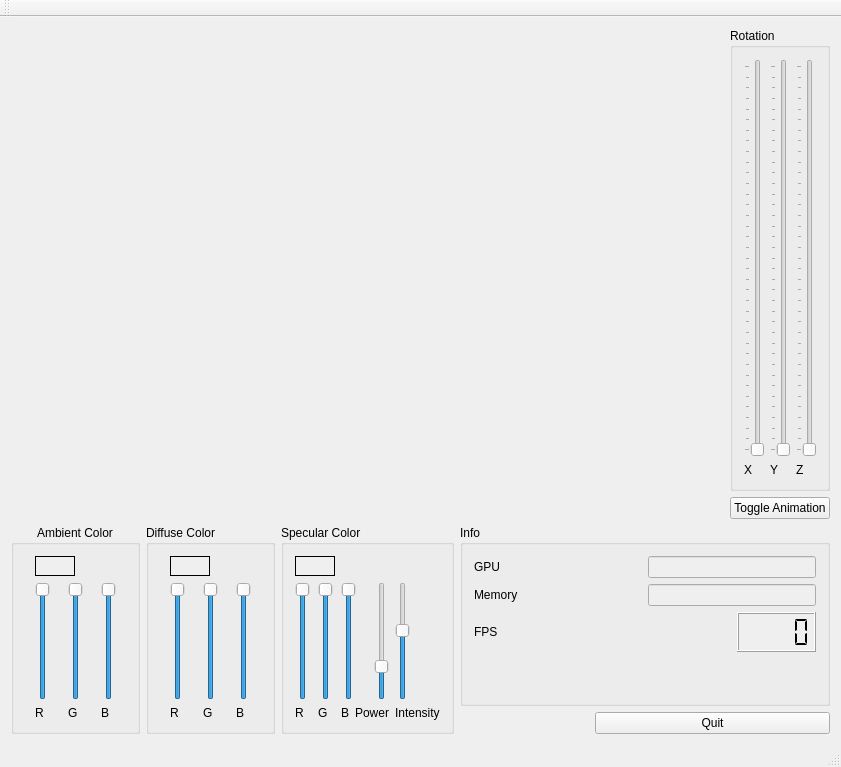
Before: the Qt Designer form mainwindow.ui in jholownia/QDXSample, drawn with Qt 5.
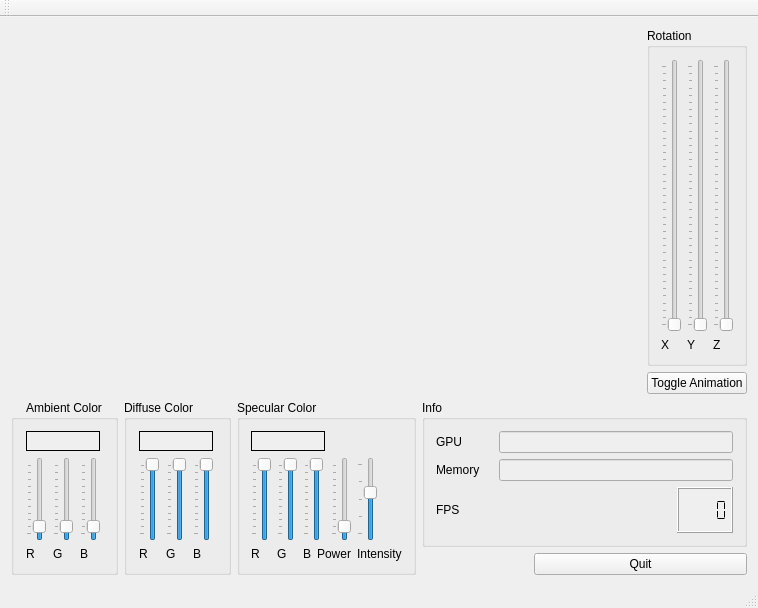
After: the same form once the commit is applied. Custom widgets are drawn as their Qt base class.

Diff of the .ui file:
```diff
--- a/mainwindow.ui
+++ b/mainwindow.ui
@@ -6,8 +6,8 @@
    <rect>
     <x>0</x>
     <y>0</y>
-    <width>841</width>
-    <height>767</height>
+    <width>758</width>
+    <height>608</height>
    </rect>
   </property>
   <property name="windowTitle">
@@ -126,47 +126,34 @@
          </property>
         </widget>
        </item>
-       <item row="0" column="2" colspan="2">
+       <item row="2" column="0">
+        <widget class="QLabel" name="label_9">
+         <property name="text">
+          <string>FPS</string>
+         </property>
+        </widget>
+       </item>
+       <item row="0" column="1" colspan="3">
         <widget class="QLineEdit" name="txtGPU">
          <property name="enabled">
           <bool>false</bool>
          </property>
         </widget>
        </item>
-       <item row="1" column="0" colspan="2">
+       <item row="1" column="1" colspan="3">
+        <widget class="QLineEdit" name="txtMemory">
+         <property name="enabled">
+          <bool>false</bool>
+         </property>
+        </widget>
+       </item>
+       <item row="1" column="0">
         <widget class="QLabel" name="label_8">
          <property name="text">
           <string>Memory</string>
          </property>
         </widget>
        </item>
-       <item row="1" column="2" colspan="2">
-        <widget class="QLineEdit" name="txtMemory">
-         <property name="enabled">
-          <bool>false</bool>
-         </property>
-        </widget>
-       </item>
-       <item row="2" column="0">
-        <widget class="QLabel" name="label_9">
-         <property name="text">
-          <string>FPS</string>
-         </property>
-        </widget>
-       </item>
-       <item row="2" column="1" colspan="2">
-        <spacer name="horizontalSpacer">
-         <property name="orientation">
-          <enum>Qt::Horizontal</enum>
-         </property>
-         <property name="sizeHint" stdset="0">
-          <size>
-           <width>172</width>
-           <height>20</height>
-          </size>
-         </property>
-        </spacer>
-       </item>
        <item row="2" column="3">
         <widget class="QLCDNumber" name="lcdFps">
          <property name="minimumSize">
@@ -195,15 +182,15 @@
          </property>
         </widget>
        </item>
-       <item row="3" column="0" colspan="2">
-        <spacer name="verticalSpacer">
+       <item row="2" column="1" colspan="2">
+        <spacer name="horizontalSpacer">
          <property name="orientation">
-          <enum>Qt::Vertical</enum>
+          <enum>Qt::Horizontal</enum>
          </property>
          <property name="sizeHint" stdset="0">
           <size>
-           <width>20</width>
-           <height>40</height>
+           <width>172</width>
+           <height>20</height>
           </size>
          </property>
         </spacer>
@@ -237,31 +224,6 @@
        <string>Specular Color</string>
       </property>
       <layout class="QGridLayout" name="gridLayout_4">
-       <item row="0" column="0" colspan="2">
-        <widget class="QLabel" name="lblSpecular">
-         <property name="sizePolicy">
-          <sizepolicy hsizetype="Fixed" vsizetype="Fixed">
-           <horstretch>20</horstretch>
-           <verstretch>20</verstretch>
-          </sizepolicy>
-         </property>
-         <property name="minimumSize">
-          <size>
-           <width>40</width>
-           <height>20</height>
-          </size>
-         </property>
-         <property name="autoFillBackground">
-          <bool>true</bool>
-         </property>
-         <property name="frameShape">
-          <enum>QFrame::Box</enum>
-         </property>
-         <property name="text">
-          <string/>
-         </property>
-        </widget>
-       </item>
        <item row="1" column="0">
         <widget class="QSlider" name="vsSr">
          <property name="maximum">
@@ -273,6 +235,12 @@
          <property name="orientation">
           <enum>Qt::Vertical</enum>
          </property>
+         <property name="tickPosition">
+          <enum>QSlider::TicksAbove</enum>
+         </property>
+         <property name="tickInterval">
+          <number>25</number>
+         </property>
         </widget>
        </item>
        <item row="1" column="1">
@@ -286,6 +254,12 @@
          <property name="orientation">
           <enum>Qt::Vertical</enum>
          </property>
+         <property name="tickPosition">
+          <enum>QSlider::TicksAbove</enum>
+         </property>
+         <property name="tickInterval">
+          <number>25</number>
+         </property>
         </widget>
        </item>
        <item row="1" column="2" colspan="2">
@@ -299,6 +273,12 @@
          <property name="orientation">
           <enum>Qt::Vertical</enum>
          </property>
+         <property name="tickPosition">
+          <enum>QSlider::TicksAbove</enum>
+         </property>
+         <property name="tickInterval">
+          <number>25</number>
+         </property>
         </widget>
        </item>
        <item row="1" column="4">
@@ -306,22 +286,40 @@
          <property name="minimum">
           <number>1</number>
          </property>
+         <property name="maximum">
+          <number>255</number>
+         </property>
          <property name="value">
           <number>26</number>
          </property>
          <property name="orientation">
           <enum>Qt::Vertical</enum>
          </property>
+         <property name="tickPosition">
+          <enum>QSlider::TicksAbove</enum>
+         </property>
+         <property name="tickInterval">
+          <number>25</number>
+         </property>
         </widget>
        </item>
        <item row="1" column="5">
         <widget class="QSlider" name="vsSintensity">
+         <property name="maximum">
+          <number>100</number>
+         </property>
          <property name="value">
           <number>60</number>
          </property>
          <property name="orientation">
           <enum>Qt::Vertical</enum>
          </property>
+         <property name="tickPosition">
+          <enum>QSlider::TicksAbove</enum>
+         </property>
+         <property name="tickInterval">
+          <number>25</number>
+         </property>
         </widget>
        </item>
        <item row="2" column="0">
@@ -359,6 +357,31 @@
          </property>
         </widget>
        </item>
+       <item row="0" column="0" colspan="4">
+        <widget class="QLabel" name="lblSpecular">
+         <property name="sizePolicy">
+          <sizepolicy hsizetype="Expanding" vsizetype="Fixed">
+           <horstretch>20</horstretch>
+           <verstretch>20</verstretch>
+          </sizepolicy>
+         </property>
+         <property name="minimumSize">
+          <size>
+           <width>40</width>
+           <height>20</height>
+          </size>
+         </property>
+         <property name="autoFillBackground">
+          <bool>true</bool>
+         </property>
+         <property name="frameShape">
+          <enum>QFrame::Box</enum>
+         </property>
+         <property name="text">
+          <string/>
+         </property>
+        </widget>
+       </item>
       </layout>
      </widget>
     </item>
@@ -368,31 +391,6 @@
        <string>Diffuse Color</string>
       </property>
       <layout class="QGridLayout" name="gridLayout_3">
-       <item row="0" column="0" colspan="2">
-        <widget class="QLabel" name="lblDiffuse">
-         <property name="sizePolicy">
-          <sizepolicy hsizetype="Fixed" vsizetype="Fixed">
-           <horstretch>20</horstretch>
-           <verstretch>20</verstretch>
-          </sizepolicy>
-         </property>
-         <property name="minimumSize">
-          <size>
-           <width>40</width>
-           <height>20</height>
-          </size>
-         </property>
-         <property name="autoFillBackground">
-          <bool>true</bool>
-         </property>
-         <property name="frameShape">
-          <enum>QFrame::Box</enum>
-         </property>
-         <property name="text">
-          <string/>
-         </property>
-        </widget>
-       </item>
        <item row="1" column="0">
         <widget class="QSlider" name="vsDr">
          <property name="maximum">
@@ -404,6 +402,12 @@
          <property name="orientation">
           <enum>Qt::Vertical</enum>
          </property>
+         <property name="tickPosition">
+          <enum>QSlider::TicksAbove</enum>
+         </property>
+         <property name="tickInterval">
+          <number>25</number>
+         </property>
         </widget>
        </item>
        <item row="1" column="1">
@@ -417,6 +421,12 @@
          <property name="orientation">
           <enum>Qt::Vertical</enum>
          </property>
+         <property name="tickPosition">
+          <enum>QSlider::TicksAbove</enum>
+         </property>
+         <property name="tickInterval">
+          <number>25</number>
+         </property>
         </widget>
        </item>
        <item row="1" column="2">
@@ -430,6 +440,12 @@
          <property name="orientation">
           <enum>Qt::Vertical</enum>
          </property>
+         <property name="tickPosition">
+          <enum>QSlider::TicksAbove</enum>
+         </property>
+         <property name="tickInterval">
+          <number>25</number>
+         </property>
         </widget>
        </item>
        <item row="2" column="0">
@@ -453,6 +469,31 @@
          </property>
         </widget>
        </item>
+       <item row="0" column="0" colspan="3">
+        <widget class="QLabel" name="lblDiffuse">
+         <property name="sizePolicy">
+          <sizepolicy hsizetype="Expanding" vsizetype="Fixed">
+           <horstretch>20</horstretch>
+           <verstretch>20</verstretch>
+          </sizepolicy>
+         </property>
+         <property name="minimumSize">
+          <size>
+           <width>40</width>
+           <height>20</height>
+          </size>
+         </property>
+         <property name="autoFillBackground">
+          <bool>true</bool>
+         </property>
+         <property name="frameShape">
+          <enum>QFrame::Box</enum>
+         </property>
+         <property name="text">
+          <string/>
+         </property>
+        </widget>
+       </item>
       </layout>
      </widget>
     </item>
@@ -465,42 +506,26 @@
        <set>Qt::AlignHCenter|Qt::AlignTop</set>
       </property>
       <layout class="QGridLayout" name="gridLayout_2">
-       <item row="0" column="0" colspan="2">
-        <widget class="QLabel" name="lblAmbient">
-         <property name="sizePolicy">
-          <sizepolicy hsizetype="Fixed" vsizetype="Fixed">
-           <horstretch>20</horstretch>
-           <verstretch>20</verstretch>
-          </sizepolicy>
-         </property>
-         <property name="minimumSize">
-          <size>
-           <width>40</width>
-           <height>20</height>
-          </size>
-         </property>
-         <property name="autoFillBackground">
-          <bool>true</bool>
-         </property>
-         <property name="frameShape">
-          <enum>QFrame::Box</enum>
-         </property>
-         <property name="text">
-          <string/>
-         </property>
-        </widget>
-       </item>
        <item row="1" column="0">
         <widget class="QSlider" name="vsAr">
          <property name="minimum">
-          <number>255</number>
+          <number>0</number>
          </property>
          <property name="maximum">
           <number>255</number>
          </property>
+         <property name="value">
+          <number>25</number>
+         </property>
          <property name="orientation">
           <enum>Qt::Vertical</enum>
          </property>
+         <property name="tickPosition">
+          <enum>QSlider::TicksAbove</enum>
+         </property>
+         <property name="tickInterval">
+          <number>25</number>
+         </property>
         </widget>
        </item>
        <item row="1" column="1">
@@ -509,11 +534,17 @@
           <number>255</number>
          </property>
          <property name="value">
-          <number>255</number>
+          <number>25</number>
          </property>
          <property name="orientation">
           <enum>Qt::Vertical</enum>
          </property>
+         <property name="tickPosition">
+          <enum>QSlider::TicksAbove</enum>
+         </property>
+         <property name="tickInterval">
+          <number>25</number>
+         </property>
         </widget>
        </item>
        <item row="1" column="2">
@@ -522,11 +553,17 @@
           <number>255</number>
          </property>
          <property name="value">
-          <number>255</number>
+          <number>25</number>
          </property>
          <property name="orientation">
           <enum>Qt::Vertical</enum>
          </property>
+         <property name="tickPosition">
+          <enum>QSlider::TicksAbove</enum>
+         </property>
+         <property name="tickInterval">
+          <number>25</number>
+         </property>
         </widget>
        </item>
        <item row="2" column="0">
@@ -550,6 +587,31 @@
          </property>
         </widget>
        </item>
+       <item row="0" column="0" colspan="3">
+        <widget class="QLabel" name="lblAmbient">
+         <property name="sizePolicy">
+          <sizepolicy hsizetype="Expanding" vsizetype="Fixed">
+           <horstretch>20</horstretch>
+           <verstretch>20</verstretch>
+          </sizepolicy>
+         </property>
+         <property name="minimumSize">
+          <size>
+           <width>40</width>
+           <height>20</height>
+          </size>
+         </property>
+         <property name="autoFillBackground">
+          <bool>true</bool>
+         </property>
+         <property name="frameShape">
+          <enum>QFrame::Box</enum>
+         </property>
+         <property name="text">
+          <string/>
+         </property>
+        </widget>
+       </item>
       </layout>
      </widget>
     </item>
```
Left out of the diff: 4 changed lines with no effect on the pictures.
